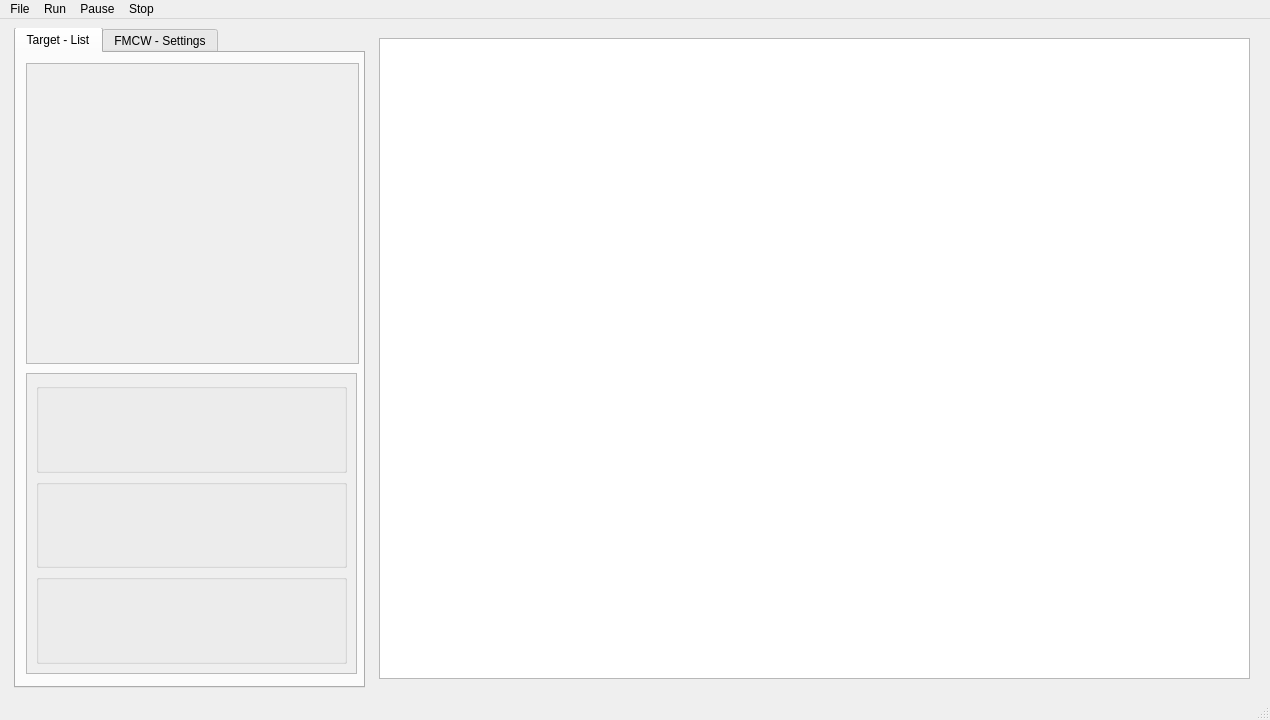
Qt form app/ui/main_window.ui (Bennys-Quarter/FMCW_Simulator) before a commit.
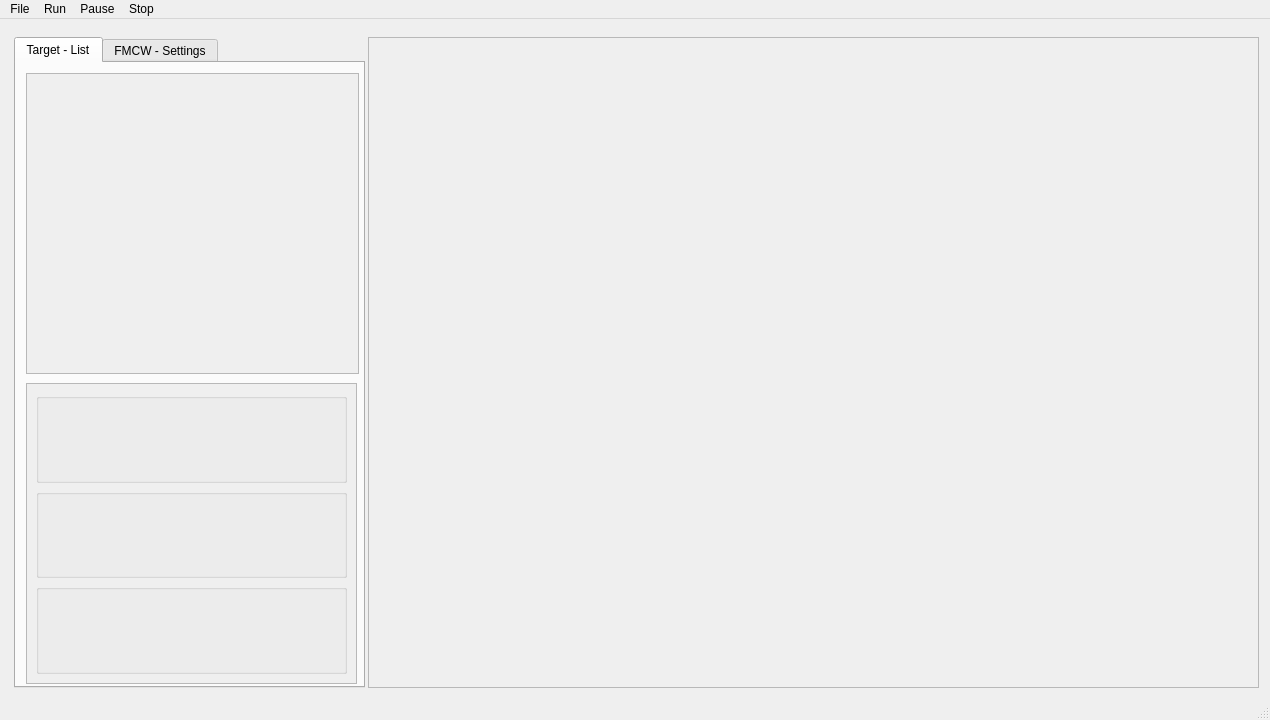
The same form after that commit. The open tabs and pages were chosen to show the change. Custom widgets are drawn as their Qt base class.

Commit message: add chirp matlab plot

What changed in the file:
```diff
--- a/app/ui/main_window.ui
+++ b/app/ui/main_window.ui
@@ -60,9 +60,9 @@
       <property name="geometry">
        <rect>
         <x>6</x>
-        <y>0</y>
+        <y>10</y>
         <width>351</width>
-        <height>661</height>
+        <height>651</height>
        </rect>
       </property>
       <property name="currentIndex">
@@ -136,6 +136,9 @@
          <layout class="QVBoxLayout" name="verticalLayout">
           <item>
            <spacer name="verticalSpacer">
+            <property name="orientation">
+             <enum>Qt::Vertical</enum>
+            </property>
             <property name="sizeHint" stdset="0">
              <size>
               <width>20</width>
@@ -366,15 +369,36 @@
       </widget>
      </widget>
     </widget>
-    <widget class="QGraphicsView" name="graphicsView">
+    <widget class="QFrame" name="plot_frame">
      <property name="geometry">
       <rect>
-       <x>370</x>
-       <y>10</y>
-       <width>871</width>
-       <height>641</height>
+       <x>359</x>
+       <y>9</y>
+       <width>891</width>
+       <height>651</height>
       </rect>
      </property>
+     <property name="frameShape">
+      <enum>QFrame::StyledPanel</enum>
+     </property>
+     <property name="frameShadow">
+      <enum>QFrame::Raised</enum>
+     </property>
+     <widget class="QWidget" name="verticalLayoutWidget">
+      <property name="geometry">
+       <rect>
+        <x>10</x>
+        <y>10</y>
+        <width>861</width>
+        <height>631</height>
+       </rect>
+      </property>
+      <layout class="QVBoxLayout" name="verticalLayout_2">
+       <item>
+        <widget class="PlotWidget" name="plotWidget" native="true"/>
+       </item>
+      </layout>
+     </widget>
     </widget>
    </widget>
   </widget>
@@ -459,6 +483,12 @@
    <header>app.widgets.target_list</header>
    <container>1</container>
   </customwidget>
+  <customwidget>
+   <class>PlotWidget</class>
+   <extends>QWidget</extends>
+   <header>app.widgets.plot_widget</header>
+   <container>1</container>
+  </customwidget>
  </customwidgets>
  <resources>
   <include location="../../Assets/Resources/icons.qrc"/>
```
Left out of the diff: 4 changed lines with no effect on the pictures. The commit also changes 16 other files.
